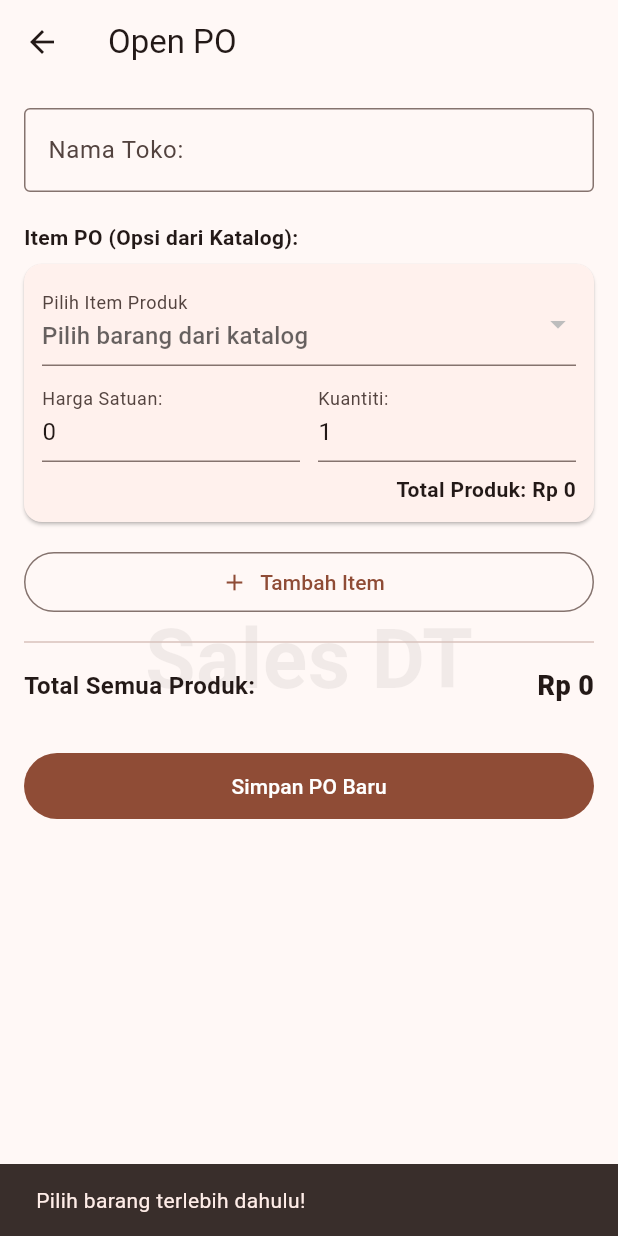
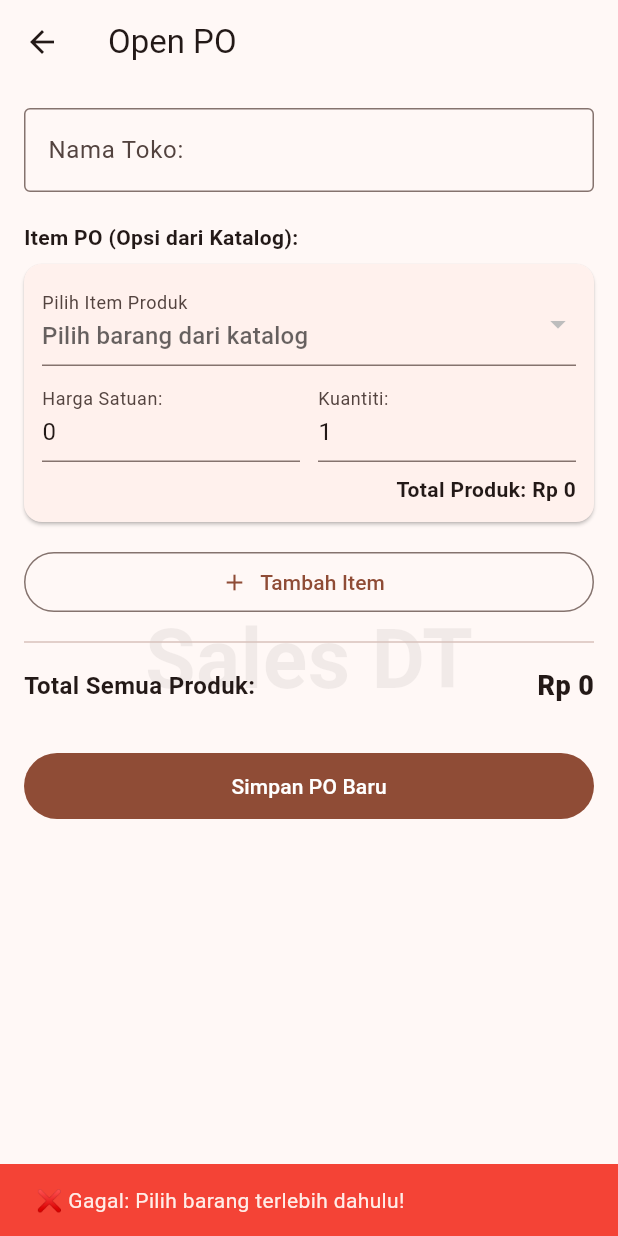
Before and after one commit to afakhor/katalogdt-frontendonly, a Flutter app: the POFormPage screen opened directly, after a tap on "Simpan PO Baru", on a phone screen of 412 x 824 dp. Run offline on Flutter 3.47's test engine with Material 3 defaults, Android fonts, the phone set to English and light mode, and no system bars; our stand-ins replace image_picker, sqflite; accounts and stored records are empty; statements that could not run were skipped.

Commit message:
Update main.dart

```diff
--- a/lib/main.dart
+++ b/lib/main.dart
@@ -216,11 +216,11 @@ class KatalogPOApp extends StatelessWidget {
 class HomeShell extends StatefulWidget { const HomeShell({super.key}); @override State<HomeShell> createState()=>_HomeShellState();}
 class _HomeShellState extends State<HomeShell> {
   int index = 0;
-  final List<Widget> pages = [const CatalogPage(), const HistoryPage()];
 
   @override Widget build(BuildContext context){
     return Scaffold(
-      body: IndexedStack(index: index, children: pages),
+      // PERBAIKAN UTAMA: Mengganti IndexedStack menjadi pemanggilan langsung agar halaman me-refresh total saat berpindah tab menu
+      body: index == 0 ? const CatalogPage() : const HistoryPage(),
       bottomNavigationBar: NavigationBar(
         selectedIndex: index,
         onDestinationSelected: (i)=>setState(()=>index=i),
@@ -241,9 +241,6 @@ class _CatalogPageState extends State<CatalogPage> {
   Future<void> loadProducts() async {
     final list = await DBHelper.instance.getProducts();
     setState(()=> products = list);
-  }
-  void openPO(KatalogProduct p) async {
-    await Navigator.push(context, MaterialPageRoute(builder: (_)=> const POFormPage()));
   }
   Future<void> addProduct() async {
     final saved = await Navigator.push(context, MaterialPageRoute(builder: (_)=> const ProductFormPage()));
@@ -362,7 +359,12 @@ class _ProductFormPageState extends State<ProductFormPage> {
       salesId: globalSalesId,
     );
     await DBHelper.instance.insertProduct(p);
-    if(mounted){ Navigator.pop(context, true); }
+    if(mounted){
+      ScaffoldMessenger.of(context).showSnackBar(
+        const SnackBar(content: Text('✅ Produk berhasil ditambahkan ke Katalog!'), backgroundColor: Colors.green),
+      );
+      Navigator.pop(context, true);
+    }
   }
 
   @override Widget build(BuildContext context){
@@ -433,7 +435,9 @@ class _POFormPageState extends State<POFormPage> {
 
   Future<void> simpan() async {
     if(items.any((element) => element.namaProduk.isEmpty)){
-      ScaffoldMessenger.of(context).showSnackBar(const SnackBar(content: Text('Pilih barang terlebih dahulu!')));
+      ScaffoldMessenger.of(context).showSnackBar(
+        const SnackBar(content: Text('❌ Gagal: Pilih barang terlebih dahulu!'), backgroundColor: Colors.red),
+      );
       return;
     }
     if(isEdit){
@@ -441,7 +445,12 @@ class _POFormPageState extends State<POFormPage> {
       po.namaToko = namaTokoController.text;
       po.items = items;
       await DBHelper.instance.updatePO(po);
-      if(mounted){ Navigator.pop(context, true); }
+      if(mounted){
+        ScaffoldMessenger.of(context).showSnackBar(
+          const SnackBar(content: Text('✅ PO Berhasil Diperbarui!'), backgroundColor: Colors.green),
+        );
+        Navigator.pop(context, true);
+      }
     } else {
       final po = POHistory(
         poCode: 'PO-${DateTime.now().millisecondsSinceEpoch}',
@@ -451,7 +460,12 @@ class _POFormPageState extends State<POFormPage> {
         salesId: globalSalesId,
       );
       await DBHelper.instance.insertPO(po);
-      if(mounted){ Navigator.pop(context, true); }
+      if(mounted){
+        ScaffoldMessenger.of(context).showSnackBar(
+          const SnackBar(content: Text('✅ PO Berhasil Disimpan!'), backgroundColor: Colors.green),
+        );
+        Navigator.pop(context, true);
+      }
     }
   }
 
@@ -508,7 +522,7 @@ class _POFormPageState extends State<POFormPage> {
                     Expanded(child: TextFormField(initialValue: it.kuantiti.toString(), keyboardType: TextInputType.number, decoration: const InputDecoration(labelText: 'Kuantiti:'), onChanged: (v)=>setState(()=>it.kuantiti=int.tryParse(v)??1))),
                   ]),
                   Align(alignment: Alignment.centerRight, child: Padding(
-                    padding: const EdgeInsets.only(top: 8.0), // PERBAIKAN DI SINI
+                    padding: const EdgeInsets.only(top: 8.0),
                     child: Text('Total Produk: ${formatRp.format(it.totalProduk)}', style: const TextStyle(fontWeight: FontWeight.w600)),
                   )),
                 ])));
@@ -577,7 +591,7 @@ class _HistoryPageState extends State<HistoryPage> {
                               child: Container(
                                 padding: const EdgeInsets.all(4),
                                 decoration: BoxDecoration(border: Border.all(color: Colors.black, width: 2), borderRadius: BorderRadius.circular(4)),
-                                child: Text(po.salesId, style: const TextStyle(fontSize: 22, fontWeight: FontWeight.w900, color: Colors.black)), // PERBAIKAN DI SINI
+                                child: Text(po.salesId, style: const TextStyle(fontSize: 22, fontWeight: FontWeight.w900, color: Colors.black)),
                               ),
                             ),
                           ),
```
